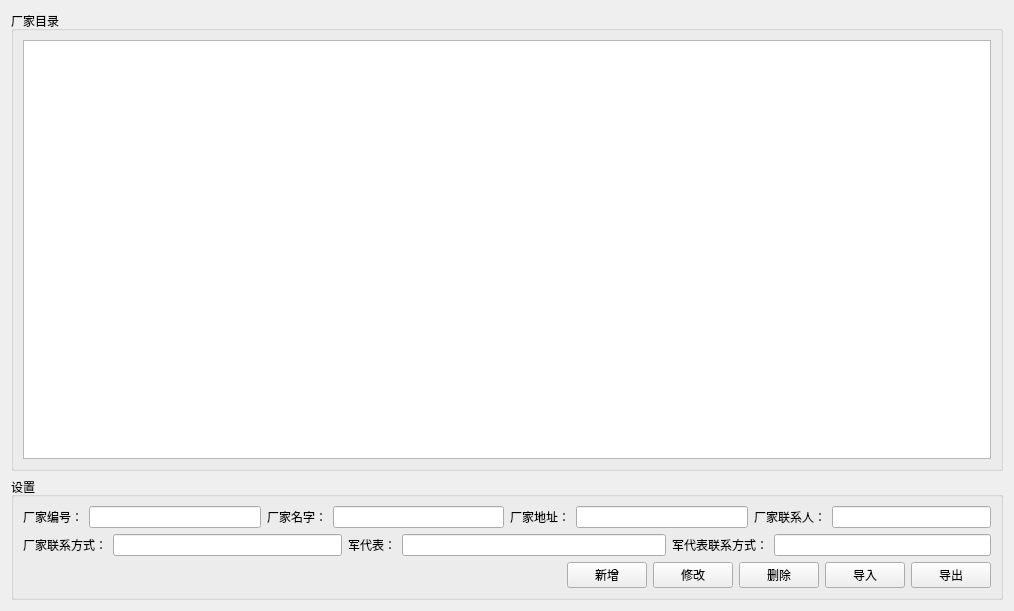
Qt form widgets/dictSelect/factorySet.ui (Belos10/Equip) before a commit.
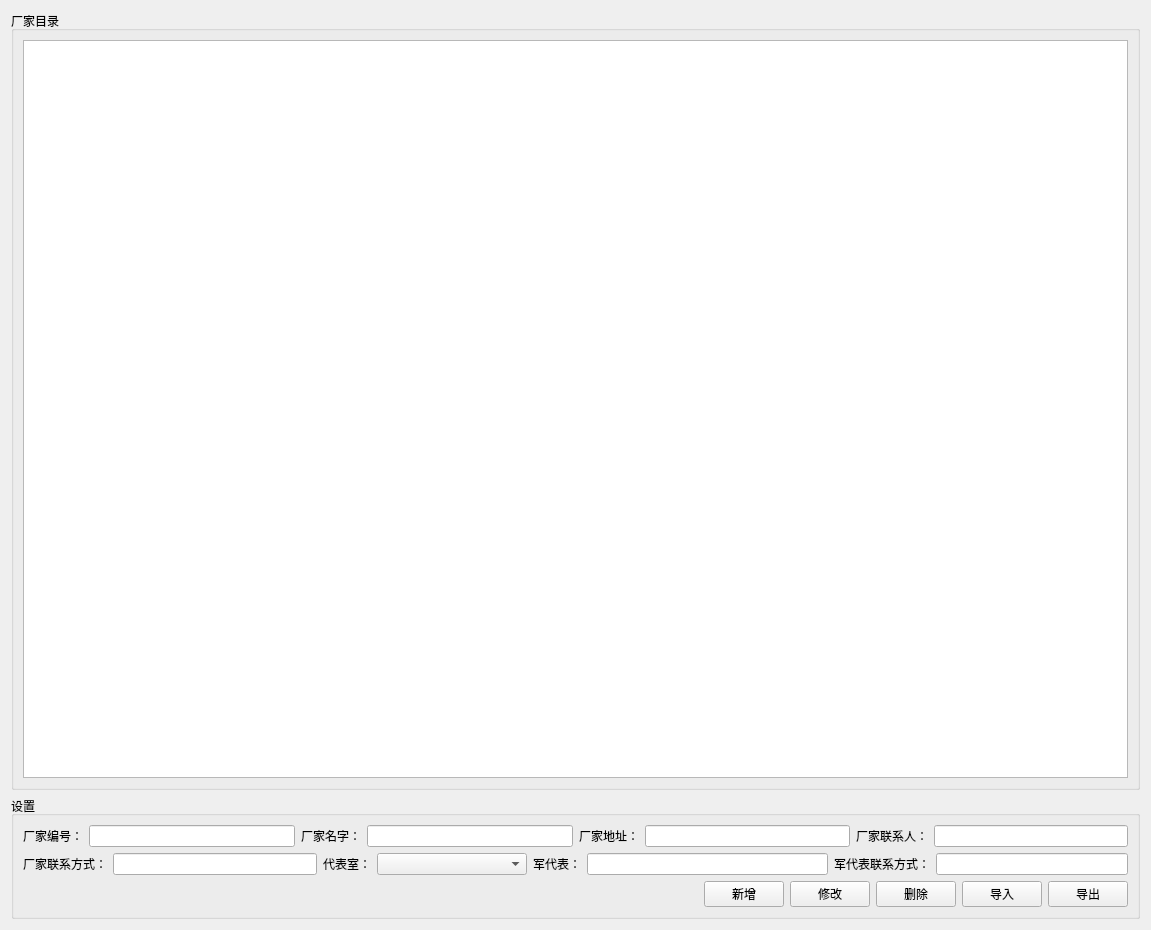
The same form after that commit.

Patch:
```diff
--- a/widgets/dictSelect/factorySet.ui
+++ b/widgets/dictSelect/factorySet.ui
@@ -6,8 +6,8 @@
    <rect>
     <x>0</x>
     <y>0</y>
-    <width>1014</width>
-    <height>611</height>
+    <width>1151</width>
+    <height>930</height>
    </rect>
   </property>
   <property name="windowTitle">
@@ -108,6 +108,23 @@
           </item>
          </layout>
         </item>
+        <item>
+         <widget class="QLabel" name="label_8">
+          <property name="text">
+           <string>代表室：</string>
+          </property>
+         </widget>
+        </item>
+        <item>
+         <widget class="QComboBox" name="cb_agentRoom">
+          <property name="minimumSize">
+           <size>
+            <width>150</width>
+            <height>0</height>
+           </size>
+          </property>
+         </widget>
+        </item>
         <item>
          <layout class="QHBoxLayout" name="horizontalLayout_7">
           <item>
```
